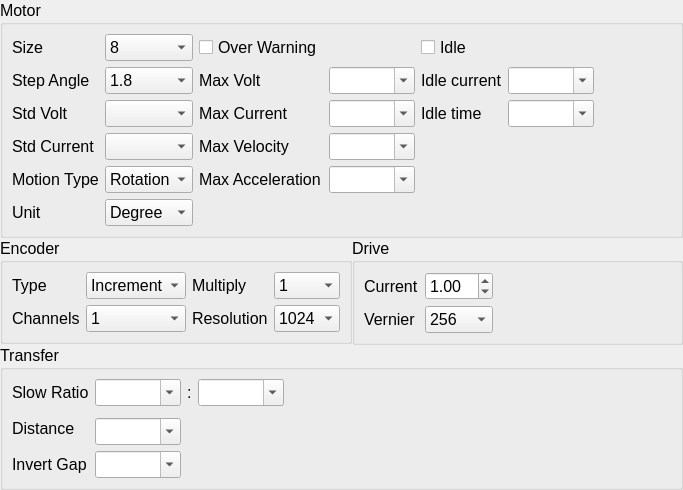
ww4u/megarobostudio, file source/wnd/ui/mrqaxes.ui: the form before one commit.
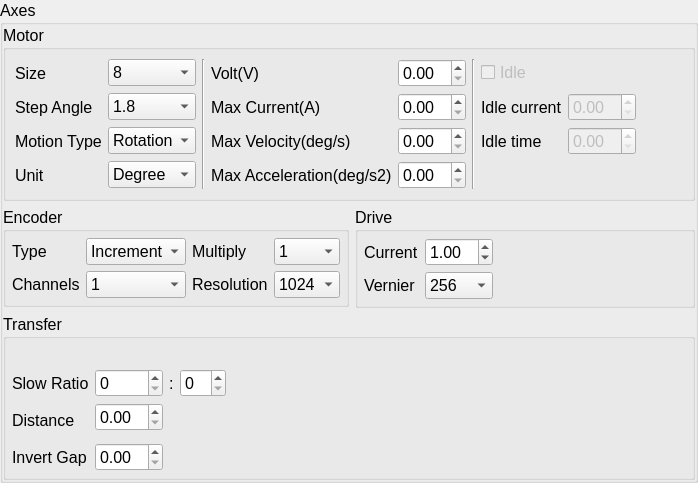
The form after the commit. Icons and pictures are not drawn.

The edit to the form file:
```diff
--- a/source/wnd/ui/mrqaxes.ui
+++ b/source/wnd/ui/mrqaxes.ui
@@ -6,8 +6,8 @@
    <rect>
     <x>0</x>
     <y>0</y>
-    <width>683</width>
-    <height>438</height>
+    <width>698</width>
+    <height>410</height>
    </rect>
   </property>
   <property name="sizePolicy">
@@ -24,9 +24,27 @@
   <property name="windowTitle">
    <string>Form</string>
   </property>
-  <layout class="QVBoxLayout" name="verticalLayout">
+  <layout class="QGridLayout" name="gridLayout_4">
+   <property name="leftMargin">
+    <number>0</number>
+   </property>
+   <property name="topMargin">
+    <number>0</number>
+   </property>
+   <property name="rightMargin">
+    <number>0</number>
+   </property>
+   <property name="bottomMargin">
+    <number>0</number>
+   </property>
+   <item row="0" column="0">
+    <widget class="QGroupBox" name="groupBox_2">
+     <property name="title">
+      <string>Axes</string>
+     </property>
+     <layout class="QVBoxLayout" name="verticalLayout_3">
    <property name="spacing">
-    <number>0</number>
+       <number>6</number>
    </property>
    <property name="leftMargin">
     <number>0</number>
@@ -46,172 +64,14 @@
       <string>Motor</string>
      </property>
      <layout class="QGridLayout" name="gridLayout_5">
-      <item row="4" column="1">
-       <widget class="QComboBox" name="comboBox_2"/>
-      </item>
-      <item row="2" column="5">
-       <widget class="QComboBox" name="cmbIdleCurrent">
-        <property name="editable">
-         <bool>true</bool>
-        </property>
-       </widget>
-      </item>
-      <item row="3" column="5">
-       <widget class="QComboBox" name="cmbIdleTime">
-        <property name="editable">
-         <bool>true</bool>
-        </property>
-       </widget>
-      </item>
-      <item row="3" column="1">
-       <widget class="QComboBox" name="comboBox"/>
-      </item>
-      <item row="2" column="3">
-       <widget class="QComboBox" name="maxVolt">
-        <property name="editable">
-         <bool>true</bool>
-        </property>
-       </widget>
-      </item>
-      <item row="5" column="0">
-       <widget class="QLabel" name="label_4">
-        <property name="text">
-         <string>Motion Type</string>
-        </property>
-       </widget>
-      </item>
-      <item row="2" column="2">
-       <widget class="QLabel" name="label_9">
-        <property name="text">
-         <string>Max Volt</string>
-        </property>
-       </widget>
-      </item>
-      <item row="3" column="3">
-       <widget class="QComboBox" name="maxCurrent">
-        <property name="editable">
-         <bool>true</bool>
-        </property>
-       </widget>
-      </item>
-      <item row="3" column="2">
-       <widget class="QLabel" name="label_11">
-        <property name="text">
-         <string>Max Current</string>
-        </property>
-       </widget>
-      </item>
-      <item row="5" column="2">
-       <widget class="QLabel" name="label_12">
-        <property name="text">
-         <string>Max Acceleration</string>
-        </property>
-       </widget>
-      </item>
-      <item row="4" column="3">
-       <widget class="QComboBox" name="maxSpeed">
-        <property name="editable">
-         <bool>true</bool>
-        </property>
-       </widget>
-      </item>
-      <item row="4" column="2">
-       <widget class="QLabel" name="label_10">
-        <property name="text">
-         <string>Max Velocity</string>
-        </property>
-       </widget>
-      </item>
-      <item row="5" column="3">
-       <widget class="QComboBox" name="maxAcc">
-        <property name="editable">
-         <bool>true</bool>
-        </property>
-       </widget>
-      </item>
-      <item row="3" column="0">
-       <widget class="QLabel" name="label_6">
-        <property name="text">
-         <string>Std Volt</string>
-        </property>
-       </widget>
-      </item>
-      <item row="1" column="2">
-       <widget class="QCheckBox" name="chkLimit">
-        <property name="text">
-         <string>Over Warning</string>
-        </property>
-       </widget>
-      </item>
-      <item row="5" column="1">
-       <widget class="QComboBox" name="cmbMotionType">
-        <item>
-         <property name="text">
-          <string>Rotation</string>
-         </property>
-        </item>
-        <item>
-         <property name="text">
-          <string>Linear</string>
-         </property>
-        </item>
-       </widget>
-      </item>
-      <item row="6" column="0">
-       <widget class="QLabel" name="label_28">
-        <property name="text">
-         <string>Unit</string>
-        </property>
-       </widget>
-      </item>
-      <item row="6" column="1">
-       <widget class="QComboBox" name="cmbPosUnit">
-        <item>
-         <property name="text">
-          <string>Degree</string>
-         </property>
-        </item>
-        <item>
-         <property name="text">
-          <string>Angle</string>
-         </property>
-        </item>
-        <item>
-         <property name="text">
-          <string>mm</string>
-         </property>
-        </item>
-       </widget>
-      </item>
-      <item row="2" column="0">
-       <widget class="QLabel" name="label_3">
-        <property name="text">
-         <string>Step Angle</string>
-        </property>
-       </widget>
-      </item>
-      <item row="2" column="4">
-       <widget class="QLabel" name="label_22">
-        <property name="text">
-         <string>Idle current</string>
-        </property>
-       </widget>
-      </item>
-      <item row="1" column="4">
-       <widget class="QCheckBox" name="chkIdle">
-        <property name="text">
-         <string>Idle</string>
-        </property>
-       </widget>
-      </item>
-      <item row="1" column="0">
+         <item row="0" column="0">
        <widget class="QLabel" name="label">
         <property name="text">
          <string>Size</string>
         </property>
        </widget>
       </item>
-      <item row="1" column="1">
+         <item row="0" column="1">
        <widget class="QComboBox" name="cmbSize">
         <item>
          <property name="text">
@@ -245,14 +105,48 @@
         </item>
        </widget>
       </item>
-      <item row="4" column="0">
-       <widget class="QLabel" name="label_7">
+         <item row="0" column="2" rowspan="4">
+          <widget class="Line" name="line">
+           <property name="orientation">
+            <enum>Qt::Vertical</enum>
+           </property>
+          </widget>
+         </item>
+         <item row="0" column="3">
+          <widget class="QLabel" name="label_9">
         <property name="text">
-         <string>Std Current</string>
+            <string>Volt(V)</string>
         </property>
        </widget>
       </item>
-      <item row="2" column="1">
+         <item row="0" column="4">
+          <widget class="QDoubleSpinBox" name="spinMaxVolt"/>
+         </item>
+         <item row="0" column="5" rowspan="4">
+          <widget class="Line" name="line_2">
+           <property name="orientation">
+            <enum>Qt::Vertical</enum>
+           </property>
+          </widget>
+         </item>
+         <item row="0" column="6">
+          <widget class="QCheckBox" name="chkIdle">
+           <property name="enabled">
+            <bool>false</bool>
+           </property>
+           <property name="text">
+            <string>Idle</string>
+           </property>
+          </widget>
+         </item>
+         <item row="1" column="0">
+          <widget class="QLabel" name="label_3">
+           <property name="text">
+            <string>Step Angle</string>
+           </property>
+          </widget>
+         </item>
+         <item row="1" column="1">
        <widget class="QComboBox" name="cmbStepAngle">
         <item>
          <property name="text">
@@ -276,25 +170,123 @@
         </item>
        </widget>
       </item>
-      <item row="3" column="4">
+         <item row="1" column="3">
+          <widget class="QLabel" name="label_11">
+           <property name="text">
+            <string>Max Current(A)</string>
+           </property>
+          </widget>
+         </item>
+         <item row="1" column="4">
+          <widget class="QDoubleSpinBox" name="spinMaxCurrent"/>
+         </item>
+         <item row="1" column="6">
+          <widget class="QLabel" name="label_22">
+           <property name="text">
+            <string>Idle current</string>
+           </property>
+          </widget>
+         </item>
+         <item row="1" column="7">
+          <widget class="QDoubleSpinBox" name="spinIdleCurrent">
+           <property name="enabled">
+            <bool>false</bool>
+           </property>
+          </widget>
+         </item>
+         <item row="1" column="8">
+          <spacer name="horizontalSpacer_4">
+           <property name="orientation">
+            <enum>Qt::Horizontal</enum>
+           </property>
+           <property name="sizeHint" stdset="0">
+            <size>
+             <width>40</width>
+             <height>20</height>
+            </size>
+           </property>
+          </spacer>
+         </item>
+         <item row="2" column="0">
+          <widget class="QLabel" name="label_4">
+           <property name="text">
+            <string>Motion Type</string>
+           </property>
+          </widget>
+         </item>
+         <item row="2" column="1">
+          <widget class="QComboBox" name="cmbMotionType">
+           <item>
+            <property name="text">
+             <string>Rotation</string>
+            </property>
+           </item>
+           <item>
+            <property name="text">
+             <string>Linear</string>
+            </property>
+           </item>
+          </widget>
+         </item>
+         <item row="2" column="3">
+          <widget class="QLabel" name="label_10">
+           <property name="text">
+            <string>Max Velocity(deg/s)</string>
+           </property>
+          </widget>
+         </item>
+         <item row="2" column="4">
+          <widget class="QDoubleSpinBox" name="spinMaxVelocity"/>
+         </item>
+         <item row="2" column="6">
        <widget class="QLabel" name="label_24">
         <property name="text">
          <string>Idle time</string>
         </property>
        </widget>
       </item>
-      <item row="2" column="6">
-       <spacer name="horizontalSpacer_4">
-        <property name="orientation">
-         <enum>Qt::Horizontal</enum>
-        </property>
-        <property name="sizeHint" stdset="0">
-         <size>
-          <width>40</width>
-          <height>20</height>
-         </size>
-        </property>
-       </spacer>
+         <item row="2" column="7">
+          <widget class="QDoubleSpinBox" name="spinIdleTime">
+           <property name="enabled">
+            <bool>false</bool>
+           </property>
+          </widget>
+         </item>
+         <item row="3" column="0">
+          <widget class="QLabel" name="label_28">
+           <property name="text">
+            <string>Unit</string>
+           </property>
+          </widget>
+         </item>
+         <item row="3" column="1">
+          <widget class="QComboBox" name="cmbPosUnit">
+           <item>
+            <property name="text">
+             <string>Degree</string>
+            </property>
+           </item>
+           <item>
+            <property name="text">
+             <string>Angle</string>
+            </property>
+           </item>
+           <item>
+            <property name="text">
+             <string>mm</string>
+            </property>
+           </item>
+          </widget>
+         </item>
+         <item row="3" column="3">
+          <widget class="QLabel" name="label_12">
+           <property name="text">
+            <string>Max Acceleration(deg/s2)</string>
+           </property>
+          </widget>
+         </item>
+         <item row="3" column="4">
+          <widget class="QDoubleSpinBox" name="spinMaxAcc"/>
       </item>
      </layout>
     </widget>
@@ -302,12 +294,12 @@
    <item>
     <layout class="QVBoxLayout" name="verticalLayout_2">
      <property name="spacing">
-      <number>0</number>
+         <number>6</number>
      </property>
      <item>
       <layout class="QHBoxLayout" name="horizontalLayout">
        <property name="spacing">
-        <number>0</number>
+           <number>6</number>
        </property>
        <item>
         <widget class="QGroupBox" name="gb_encoder">
@@ -321,6 +313,21 @@
           <string>Encoder</string>
          </property>
          <layout class="QGridLayout" name="gridLayout">
+             <property name="leftMargin">
+              <number>6</number>
+             </property>
+             <property name="topMargin">
+              <number>6</number>
+             </property>
+             <property name="rightMargin">
+              <number>6</number>
+             </property>
+             <property name="bottomMargin">
+              <number>6</number>
+             </property>
+             <property name="horizontalSpacing">
+              <number>6</number>
+             </property>
           <item row="0" column="0">
            <widget class="QLabel" name="label_15">
             <property name="text">
@@ -425,6 +432,21 @@
           <string>Drive</string>
          </property>
          <layout class="QGridLayout" name="gridLayout_3">
+             <property name="leftMargin">
+              <number>6</number>
+             </property>
+             <property name="topMargin">
+              <number>6</number>
+             </property>
+             <property name="rightMargin">
+              <number>6</number>
+             </property>
+             <property name="bottomMargin">
+              <number>6</number>
+             </property>
+             <property name="horizontalSpacing">
+              <number>6</number>
+             </property>
           <item row="7" column="0">
            <widget class="QLabel" name="label_13">
             <property name="text">
@@ -525,6 +547,8 @@
        </item>
       </layout>
      </item>
+       </layout>
+      </item>
      <item>
       <widget class="QGroupBox" name="gb_transfer">
        <property name="sizePolicy">
@@ -537,14 +561,63 @@
         <string>Transfer</string>
        </property>
        <layout class="QGridLayout" name="gridLayout_2">
-        <item row="4" column="1">
-         <widget class="QComboBox" name="cmbTransDist">
-          <property name="editable">
+         <property name="leftMargin">
+          <number>6</number>
+         </property>
+         <property name="topMargin">
+          <number>6</number>
+         </property>
+         <property name="rightMargin">
+          <number>6</number>
+         </property>
+         <property name="bottomMargin">
+          <number>6</number>
+         </property>
+         <property name="horizontalSpacing">
+          <number>6</number>
+         </property>
+         <item row="0" column="1">
+          <widget class="QLabel" name="label_5">
+           <property name="sizePolicy">
+            <sizepolicy hsizetype="Fixed" vsizetype="Fixed">
+             <horstretch>0</horstretch>
+             <verstretch>0</verstretch>
+            </sizepolicy>
+           </property>
+           <property name="maximumSize">
+            <size>
+             <width>24</width>
+             <height>24</height>
+            </size>
+           </property>
+           <property name="pixmap">
+            <pixmap resource="../res/res.qrc">:/res/image/icon2/focus.png</pixmap>
+           </property>
+           <property name="scaledContents">
            <bool>true</bool>
           </property>
          </widget>
         </item>
-        <item row="0" column="6">
+         <item row="0" column="3">
+          <widget class="QLabel" name="label_8">
+           <property name="maximumSize">
+            <size>
+             <width>24</width>
+             <height>24</height>
+            </size>
+           </property>
+           <property name="text">
+            <string/>
+           </property>
+           <property name="pixmap">
+            <pixmap resource="../res/res.qrc">:/res/image/icon2/settings_light.png</pixmap>
+           </property>
+           <property name="scaledContents">
+            <bool>true</bool>
+           </property>
+          </widget>
+         </item>
+         <item row="1" column="4">
          <spacer name="horizontalSpacer_3">
           <property name="orientation">
            <enum>Qt::Horizontal</enum>
@@ -557,59 +630,48 @@
           </property>
          </spacer>
         </item>
-        <item row="3" column="0" rowspan="2">
+         <item row="4" column="0" rowspan="2">
          <widget class="QLabel" name="label_20">
           <property name="text">
            <string>Distance</string>
           </property>
          </widget>
         </item>
-        <item row="5" column="1">
-         <widget class="QComboBox" name="cmbInverseGap">
-          <property name="editable">
-           <bool>true</bool>
-          </property>
-         </widget>
-        </item>
-        <item row="0" column="0">
+         <item row="1" column="0">
          <widget class="QLabel" name="label_19">
           <property name="text">
            <string>Slow Ratio</string>
           </property>
          </widget>
         </item>
-        <item row="0" column="1">
-         <widget class="QComboBox" name="cmbTransN">
-          <property name="editable">
-           <bool>true</bool>
-          </property>
-         </widget>
-        </item>
-        <item row="5" column="0">
-         <widget class="QLabel" name="label_21">
-          <property name="text">
-           <string>Invert Gap</string>
-          </property>
-         </widget>
-        </item>
-        <item row="0" column="3">
-         <widget class="QComboBox" name="cmbTransM">
-          <property name="editable">
-           <bool>true</bool>
-          </property>
-         </widget>
-        </item>
-        <item row="0" column="2">
+         <item row="1" column="2">
          <widget class="QLabel" name="label_18">
           <property name="text">
            <string>:</string>
           </property>
          </widget>
         </item>
-       </layout>
-      </widget>
-     </item>
-    </layout>
+         <item row="1" column="1">
+          <widget class="QSpinBox" name="spinSlowMotor"/>
+         </item>
+         <item row="6" column="0">
+          <widget class="QLabel" name="label_21">
+           <property name="text">
+            <string>Invert Gap</string>
+           </property>
+          </widget>
+         </item>
+         <item row="1" column="3">
+          <widget class="QSpinBox" name="spinSlowGear"/>
+         </item>
+         <item row="4" column="1">
+          <widget class="QDoubleSpinBox" name="spinDistance"/>
+         </item>
+         <item row="6" column="1">
+          <widget class="QDoubleSpinBox" name="spinInvertGap"/>
+         </item>
+        </layout>
+       </widget>
    </item>
    <item>
     <spacer name="verticalSpacer">
@@ -626,6 +688,11 @@
    </item>
   </layout>
  </widget>
- <resources/>
+   </item>
+  </layout>
+ </widget>
+ <resources>
+  <include location="../res/res.qrc"/>
+ </resources>
  <connections/>
 </ui>
```
Lines whose indentation alone changed are shown as unchanged.
